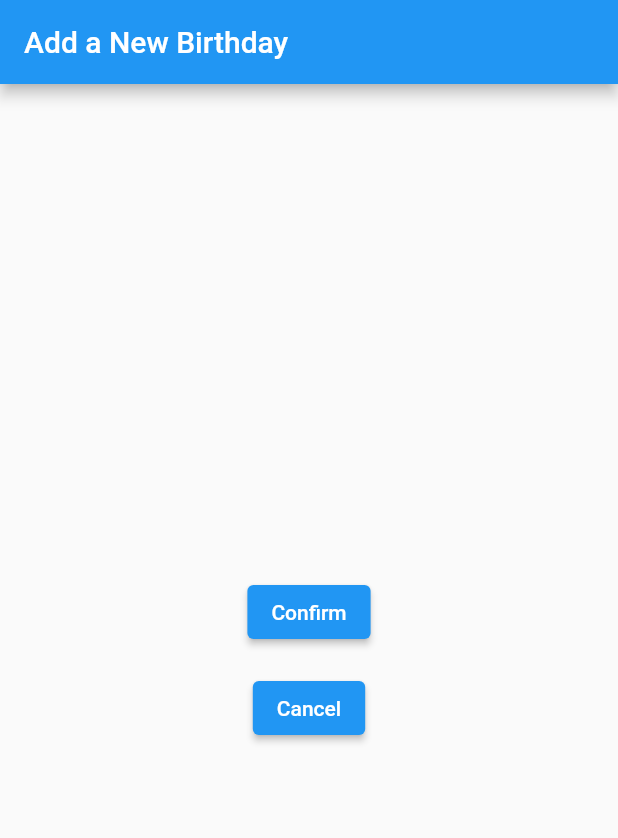
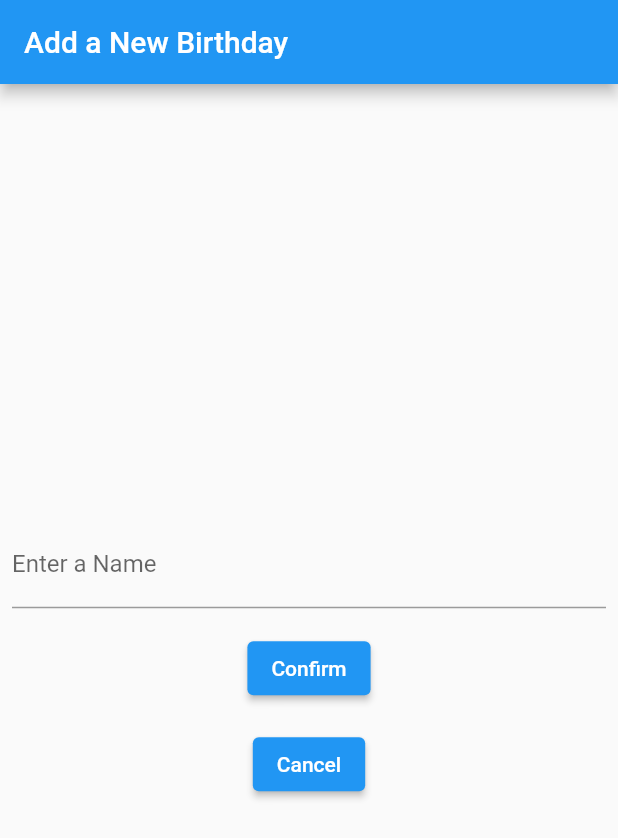
Before and after one commit to matt0681/Birthday-Reminder-App, a Flutter app: the user_input_page screen opened directly, on a phone screen of 412 x 824 dp. Shown: the top 838 px of the screen. Run offline on Flutter 3.47's test engine with Material 2 defaults, Android fonts, the light colour scheme and no system bars; our stand-ins replace shared_preferences; accounts and stored records are empty.

Commit message:
Added a text form field to the user input page.

```diff
--- a/lib/user_input_page.dart
+++ b/lib/user_input_page.dart
@@ -20,6 +20,15 @@ class user_input_page extends StatelessWidget {
         child: Column(
           mainAxisAlignment: MainAxisAlignment.center,
           children: [
+            Padding(
+              padding: EdgeInsets.all(8.0),
+              child: TextFormField(
+                decoration: const InputDecoration(
+                  border: UnderlineInputBorder(),
+                  labelText: 'Enter a Name',
+                ),
+              ),
+            ),
             Padding(
               padding: const EdgeInsets.all(8.0),
               child: ElevatedButton(
```
